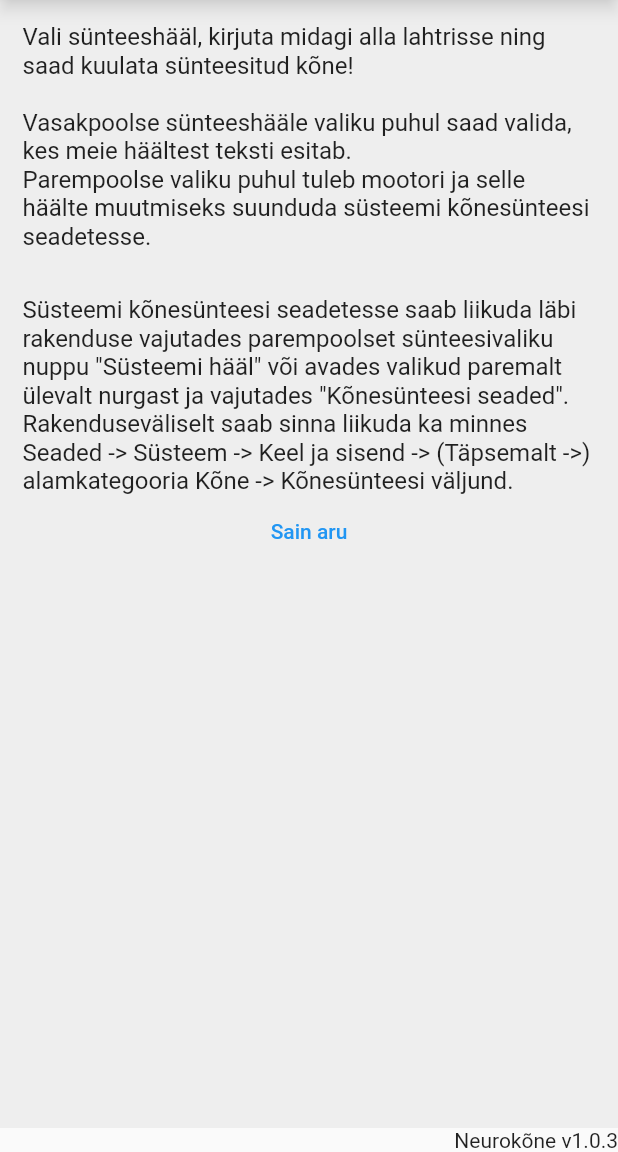
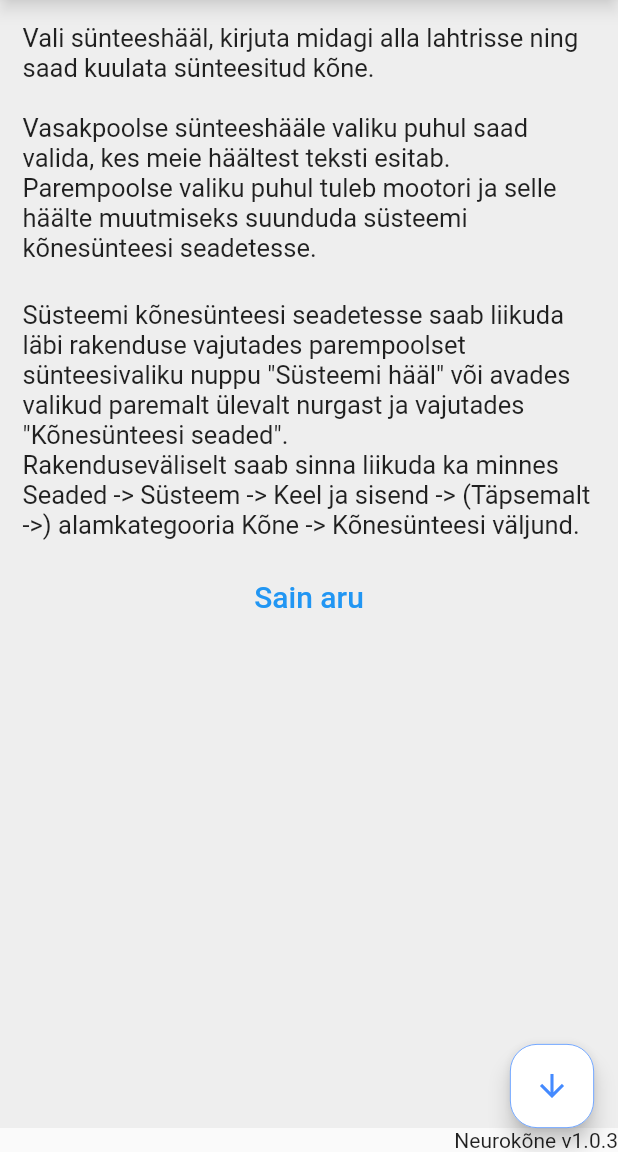
Before and after one commit to TartuNLP/neurokone_app, a Flutter app: the InstructionsPage screen opened by its route, on a phone screen of 412 x 824 dp, the part 84-1236 px from its top. Run offline on Flutter 3.47's test engine with Material 2 defaults, Android fonts, the phone set to English and light mode, and no system bars; our stand-ins replace audioplayers, flutter_svg, flutter_tts, fluttertoast, logger; missing offline and left inert: android_intent_plus, is_first_run, tflite_flutter, unorm_dart.

Commit message:
change some fonts and element sizes, added dropdown indicator arrow for voices dropdown, scrolldown arrow to instrucions page

```diff
--- a/lib/ui/instructions_page.dart
+++ b/lib/ui/instructions_page.dart
@@ -15,63 +15,134 @@ class InstructionsPage extends StatefulWidget {
 }
 
 class _InstructionsPageState extends State<InstructionsPage> {
+  final ScrollController _scrollController = ScrollController();
+  bool _showFab = true;
+  Duration _animationDuration = Duration(milliseconds: 200);
+
   @override
   Widget build(BuildContext context) {
     return NewPage.createScaffoldView(
       appBarTitle: Header(widget.switchLangs, widget.lang),
       body: SingleChildScrollView(
+        controller: _scrollController,
         child: Padding(
           padding: const EdgeInsets.symmetric(horizontal: 15, vertical: 15),
           child: Column(
             crossAxisAlignment: CrossAxisAlignment.center,
             children: [
-              _introductionText(),
-              SizedBox(
-                height: 30,
+              Padding(
+                padding: EdgeInsets.only(bottom: 15),
+                child: _introductionText(),
               ),
-              Platform.isIOS ? _iosIstructions() : _androidInstructions(),
-              _proceedButton(),
+              Padding(
+                padding: EdgeInsets.symmetric(vertical: 10),
+                child:
+                    Platform.isIOS ? _iosIstructions() : _androidInstructions(),
+              ),
+              Padding(
+                padding: EdgeInsets.only(bottom: 15),
+                child: _proceedButton(),
+              ),
             ],
           ),
         ),
       ),
-      bottom: Row(
-        children: [
-          Spacer(),
-          Text(
-            Variables.appVersion,
-            style: TextStyle(fontSize: 14),
-          )
-        ],
-      ),
+      scrollButton: _animatedScrollButton(),
+      bottom: _appVersionRow(),
     );
+  }
+
+  @override
+  void initState() {
+    super.initState();
+    _scrollController.addListener(() {
+      setState(() {
+        _showFab = !(_scrollController.position.maxScrollExtent ==
+            _scrollController.position.pixels);
+      });
+    });
   }
 
   _introductionText() {
     return Text(
       Variables.langs[widget.lang]!['introductionText']!,
-      style: TextStyle(fontSize: 16),
+      style: TextStyle(fontSize: 17),
     );
   }
 
   _iosIstructions() {
     return Text(
       Variables.langs[widget.lang]!['instructionTextiOS']!,
-      style: TextStyle(fontSize: 16),
+      style: TextStyle(fontSize: 17),
     );
   }
 
   _androidInstructions() {
     return Text(
       Variables.langs[widget.lang]!['instructionTextAndroid']!,
-      style: TextStyle(fontSize: 16),
+      style: TextStyle(fontSize: 17),
     );
   }
 
   _proceedButton() {
     return TextButton(
       onPressed: () => Navigator.pop(context),
-      child: Text(Variables.langs[widget.lang]!['understood']!),
+      style: ButtonStyle(
+        padding:
+            MaterialStateProperty.all<EdgeInsetsGeometry>(EdgeInsets.all(16)),
+        shape: MaterialStateProperty.all<RoundedRectangleBorder>(
+          RoundedRectangleBorder(
+            borderRadius: BorderRadius.circular(18.0),
+          ),
+        ),
+      ),
+      child: Text(
+        Variables.langs[widget.lang]!['understood']!,
+        style: TextStyle(fontSize: 20),
+      ),
+    );
+  }
+
+  _animatedScrollButton() {
+    return AnimatedSlide(
+      duration: _animationDuration,
+      offset: _showFab ? Offset.zero : Offset(0, 2),
+      child: AnimatedOpacity(
+        duration: _animationDuration,
+        opacity: _showFab ? 1 : 0,
+        child: FloatingActionButton(
+          onPressed: () {
+            _scrollController.animateTo(
+              _scrollController.position.maxScrollExtent,
+              duration: _animationDuration,
+              curve: Curves.easeInOut,
+            );
+            setState(() {
+              _showFab = false;
+            });
+          },
+          backgroundColor: Colors.white,
+          shape: RoundedRectangleBorder(
+              side: BorderSide(width: 0.5, color: Colors.blueAccent),
+              borderRadius: BorderRadius.circular(18)),
+          child: Icon(
+            Icons.arrow_downward,
+            color: Colors.blueAccent,
+          ),
+        ),
+      ),
+    );
+  }
+
+  _appVersionRow() {
+    return Row(
+      children: [
+        Spacer(),
+        Text(
+          Variables.appVersion,
+          style: TextStyle(fontSize: 14),
+        )
+      ],
     );
   }
 }
--- a/lib/ui/page_view.dart
+++ b/lib/ui/page_view.dart
@@ -2,7 +2,7 @@ import 'package:flutter/material.dart';
 
 class NewPage {
   static Scaffold createScaffoldView(
-      {required Widget appBarTitle, required Widget body, Widget? bottom}) {
+      {required Widget appBarTitle, required Widget body, Widget? scrollButton, Widget? bottom}) {
     return Scaffold(
       backgroundColor: const Color.fromARGB(255, 238, 238, 238),
       appBar: AppBar(
@@ -12,6 +12,7 @@ class NewPage {
         title: appBarTitle,
       ),
       body: body,
+      floatingActionButton: scrollButton,
       bottomSheet: bottom,
     );
   }
--- a/lib/variables.dart
+++ b/lib/variables.dart
@@ -18,7 +18,7 @@ const Map<String, Map<String, String>> langs = {
     'back': 'Tagasi',
     'instructions': 'Juhised',
     'introductionText':
-        'Vali sünteeshääl, kirjuta midagi alla lahtrisse ning saad kuulata sünteesitud kõne!\n\nVasakpoolse sünteeshääle valiku puhul saad valida, kes meie häältest teksti esitab.\nParempoolse valiku puhul tuleb mootori ja selle häälte muutmiseks suunduda süsteemi kõnesünteesi seadetesse.',
+        'Vali sünteeshääl, kirjuta midagi alla lahtrisse ning saad kuulata sünteesitud kõne.\n\nVasakpoolse sünteeshääle valiku puhul saad valida, kes meie häältest teksti esitab.\nParempoolse valiku puhul tuleb mootori ja selle häälte muutmiseks suunduda süsteemi kõnesünteesi seadetesse.',
     'instructionTextAndroid':
         'Süsteemi kõnesünteesi seadetesse saab liikuda läbi rakenduse vajutades parempoolset sünteesivaliku nuppu "Süsteemi hääl" või avades valikud paremalt ülevalt nurgast ja vajutades "Kõnesünteesi seaded".\nRakenduseväliselt saab sinna liikuda ka minnes Seaded -> Süsteem -> Keel ja sisend -> (Täpsemalt ->) alamkategooria Kõne -> Kõnesünteesi väljund.',
     'instructionTextiOS':
@@ -43,7 +43,7 @@ const Map<String, Map<String, String>> langs = {
     'back': 'Back',
     'instructions': 'Instructions',
     'introductionText':
-        'Choose a speech synthesis engine, write something into the textfield below and you can listen to synthesized speech!\n\nChoosing the left text-to-speech option, you can change the speaking voice from the dropdown that opens by tapping on the current voice. Choosing the right option, in order to change the default engine and its options, you will need to head to the system\'s text-to-speech settings.',
+        'Choose a speech synthesis engine, write something into the textfield below and you can listen to synthesized speech.\n\nChoosing the left text-to-speech option, you can change the speaking voice from the dropdown that opens by tapping on the current voice. Choosing the right option, in order to change the default engine and its options, you will need to head to the system\'s text-to-speech settings.',
     'instructionTextAndroid':
         'The system\'s text-to-speech settings can be opened through this app by tapping on the right synthesizer option button "System voice" or by opening the menu on the upper-right corner and tapping "Text-to-speech settings".\nTo access text-to-speech settings externally, go to Settings -> System -> Languages & input -> (Advanced ->) subcategory Speech -> Text-to-speech output.',
     'instructionTextiOS':
```
Also changed, not shown: lib/ui/main_page.dart (+39 -20 lines).
